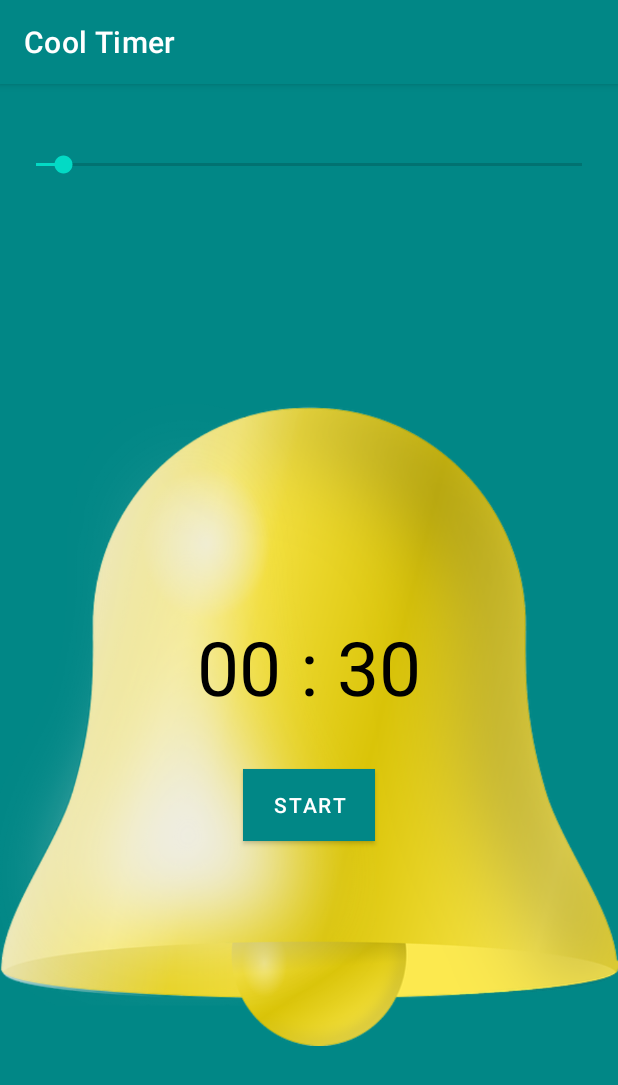
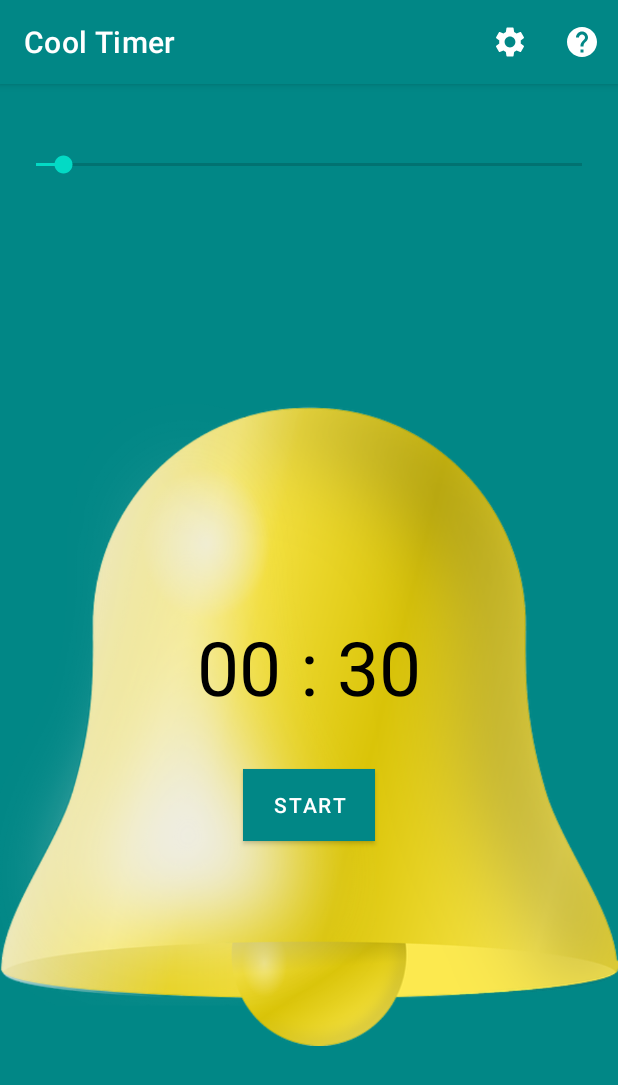
Before and after one commit to RedTosS39/timer, an Android app: the screen it shows after launch (MainActivity), on a phone screen of 412 x 824 dp. Shown: the top 1085 px of the screen. Run offline under Robolectric (Android 15) with nearby library versions, the phone set to English and light mode, and no system bars.

Commit message:
added Settings and behavior

```diff
--- a/app/src/main/java/android/example/cooltimer/MainActivity.java
+++ b/app/src/main/java/android/example/cooltimer/MainActivity.java
@@ -1,13 +1,19 @@
 package android.example.cooltimer;
 
+import androidx.annotation.NonNull;
 import androidx.appcompat.app.AppCompatActivity;
 
+import android.content.ClipData;
+import android.content.Intent;
 import android.media.AudioManager;
 import android.media.MediaPlayer;
 import android.os.Bundle;
 import android.os.CountDownTimer;
 import android.os.Handler;
 import android.util.Log;
+import android.view.Menu;
+import android.view.MenuInflater;
+import android.view.MenuItem;
 import android.view.View;
 import android.widget.Button;
 import android.widget.SeekBar;
@@ -112,4 +118,26 @@ public class MainActivity extends AppCompatActivity {
         }
         textView.setText(minutesStr + " : " + secondsStr);
     }
+
+    @Override
+    public boolean onCreateOptionsMenu(Menu menu) {
+        MenuInflater menuInflater = getMenuInflater();
+        menuInflater.inflate(R.menu.timer_menu, menu);
+        return true;
+    }
+
+    @Override
+    public boolean onOptionsItemSelected(@NonNull MenuItem item) {
+        int id = item.getItemId();
+        if(id == R.id.action_settings) {
+            Intent settingsIntent = new Intent(this, SettingsActivity.class);
+            startActivity(settingsIntent);
+            return true;
+        } else if(id == R.id.action_about) {
+                Intent aboutIntent = new Intent(this, AboutActivity.class);
+                startActivity(aboutIntent);
+                return true;
+        }
+        return super.onOptionsItemSelected(item);
+    }
 }
--- /dev/null
+++ b/app/src/main/res/drawable/ic_baseline_attach_money_24.xml
@@ -0,0 +1,5 @@
+<vector android:height="24dp" android:tint="#FFFFFF"
+    android:viewportHeight="24" android:viewportWidth="24"
+    android:width="24dp" xmlns:android="http://schemas.android.com/apk/res/android">
+    <path android:fillColor="@android:color/white" android:pathData="M11.8,10.9c-2.27,-0.59 -3,-1.2 -3,-2.15 0,-1.09 1.01,-1.85 2.7,-1.85 1.78,0 2.44,0.85 2.5,2.1h2.21c-0.07,-1.72 -1.12,-3.3 -3.21,-3.81V3h-3v2.16c-1.94,0.42 -3.5,1.68 -3.5,3.61 0,2.31 1.91,3.46 4.7,4.13 2.5,0.6 3,1.48 3,2.41 0,0.69 -0.49,1.79 -2.7,1.79 -2.06,0 -2.87,-0.92 -2.98,-2.1h-2.2c0.12,2.19 1.76,3.42 3.68,3.83V21h3v-2.15c1.95,-0.37 3.5,-1.5 3.5,-3.55 0,-2.84 -2.43,-3.81 -4.7,-4.4z"/>
+</vector>
--- /dev/null
+++ b/app/src/main/res/drawable/ic_baseline_help_24.xml
@@ -0,0 +1,5 @@
+<vector android:height="24dp" android:tint="#FFFFFF"
+    android:viewportHeight="24" android:viewportWidth="24"
+    android:width="24dp" xmlns:android="http://schemas.android.com/apk/res/android">
+    <path android:fillColor="@android:color/white" android:pathData="M12,2C6.48,2 2,6.48 2,12s4.48,10 10,10 10,-4.48 10,-10S17.52,2 12,2zM13,19h-2v-2h2v2zM15.07,11.25l-0.9,0.92C13.45,12.9 13,13.5 13,15h-2v-0.5c0,-1.1 0.45,-2.1 1.17,-2.83l1.24,-1.26c0.37,-0.36 0.59,-0.86 0.59,-1.41 0,-1.1 -0.9,-2 -2,-2s-2,0.9 -2,2L8,9c0,-2.21 1.79,-4 4,-4s4,1.79 4,4c0,0.88 -0.36,1.68 -0.93,2.25z"/>
+</vector>
--- /dev/null
+++ b/app/src/main/res/drawable/ic_baseline_settings_24.xml
@@ -0,0 +1,5 @@
+<vector android:height="24dp" android:tint="#FFFFFF"
+    android:viewportHeight="24" android:viewportWidth="24"
+    android:width="24dp" xmlns:android="http://schemas.android.com/apk/res/android">
+    <path android:fillColor="@android:color/white" android:pathData="M19.14,12.94c0.04,-0.3 0.06,-0.61 0.06,-0.94c0,-0.32 -0.02,-0.64 -0.07,-0.94l2.03,-1.58c0.18,-0.14 0.23,-0.41 0.12,-0.61l-1.92,-3.32c-0.12,-0.22 -0.37,-0.29 -0.59,-0.22l-2.39,0.96c-0.5,-0.38 -1.03,-0.7 -1.62,-0.94L14.4,2.81c-0.04,-0.24 -0.24,-0.41 -0.48,-0.41h-3.84c-0.24,0 -0.43,0.17 -0.47,0.41L9.25,5.35C8.66,5.59 8.12,5.92 7.63,6.29L5.24,5.33c-0.22,-0.08 -0.47,0 -0.59,0.22L2.74,8.87C2.62,9.08 2.66,9.34 2.86,9.48l2.03,1.58C4.84,11.36 4.8,11.69 4.8,12s0.02,0.64 0.07,0.94l-2.03,1.58c-0.18,0.14 -0.23,0.41 -0.12,0.61l1.92,3.32c0.12,0.22 0.37,0.29 0.59,0.22l2.39,-0.96c0.5,0.38 1.03,0.7 1.62,0.94l0.36,2.54c0.05,0.24 0.24,0.41 0.48,0.41h3.84c0.24,0 0.44,-0.17 0.47,-0.41l0.36,-2.54c0.59,-0.24 1.13,-0.56 1.62,-0.94l2.39,0.96c0.22,0.08 0.47,0 0.59,-0.22l1.92,-3.32c0.12,-0.22 0.07,-0.47 -0.12,-0.61L19.14,12.94zM12,15.6c-1.98,0 -3.6,-1.62 -3.6,-3.6s1.62,-3.6 3.6,-3.6s3.6,1.62 3.6,3.6S13.98,15.6 12,15.6z"/>
+</vector>
--- /dev/null
+++ b/app/src/main/res/menu/timer_menu.xml
@@ -0,0 +1,17 @@
+<?xml version="1.0" encoding="utf-8"?>
+<menu xmlns:android="http://schemas.android.com/apk/res/android"
+    xmlns:app="http://schemas.android.com/apk/res-auto">
+    <item
+        android:id="@+id/action_settings"
+        android:title="Settings"
+        android:orderInCategory="100"
+        app:showAsAction="always"
+        android:icon="@drawable/ic_baseline_settings_24"/>
+    <item
+        android:id="@+id/action_about"
+        android:title="About"
+        android:orderInCategory="110"
+        app:showAsAction="always"
+        android:icon="@drawable/ic_baseline_help_24"/>
+
+</menu>
```
Also changed, not shown: app/src/main/AndroidManifest.xml (+6 -1 lines), app/src/main/java/android/example/cooltimer/AboutActivity.java (added, +14 -0 lines), app/src/main/java/android/example/cooltimer/SettingsActivity.java (added, +14 -0 lines), app/src/main/res/layout/activity_about.xml (added, +9 -0 lines), app/src/main/res/layout/activity_settings.xml (added, +9 -0 lines).
